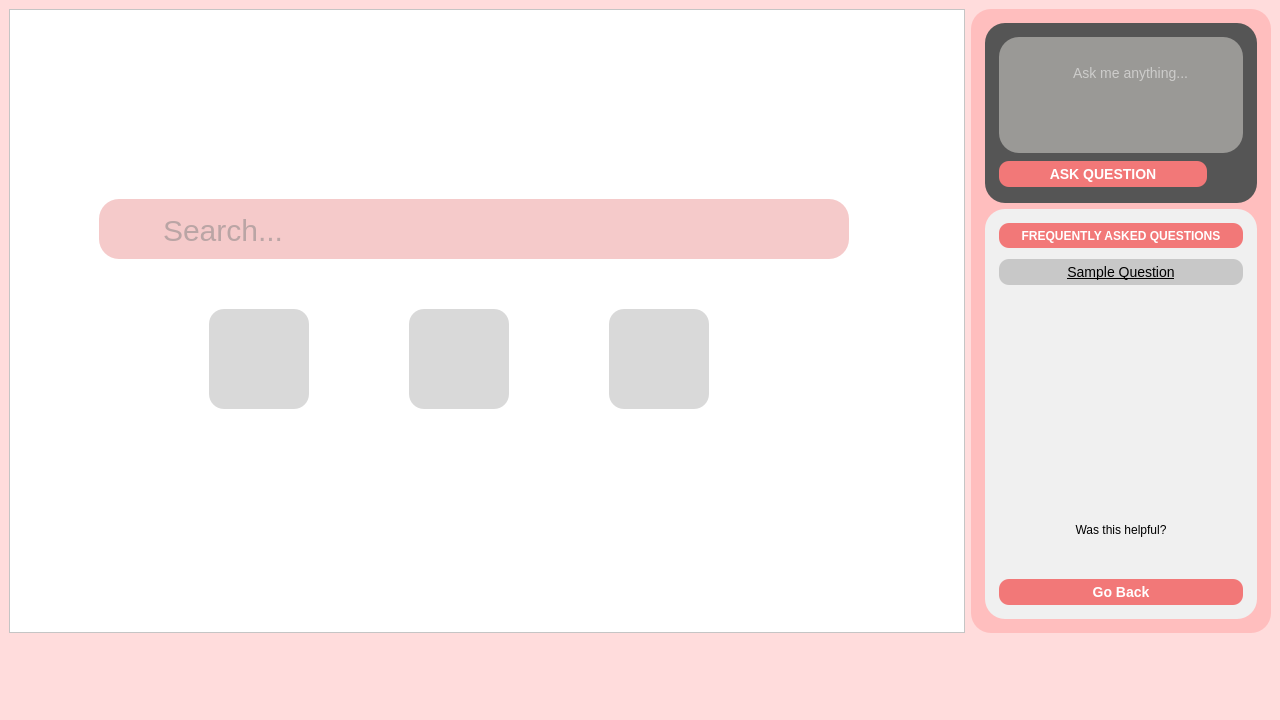
The window that assets/UI/MainPage.ui (AlexShem247/wise-browse) describes before a commit, drawn with Qt 5.
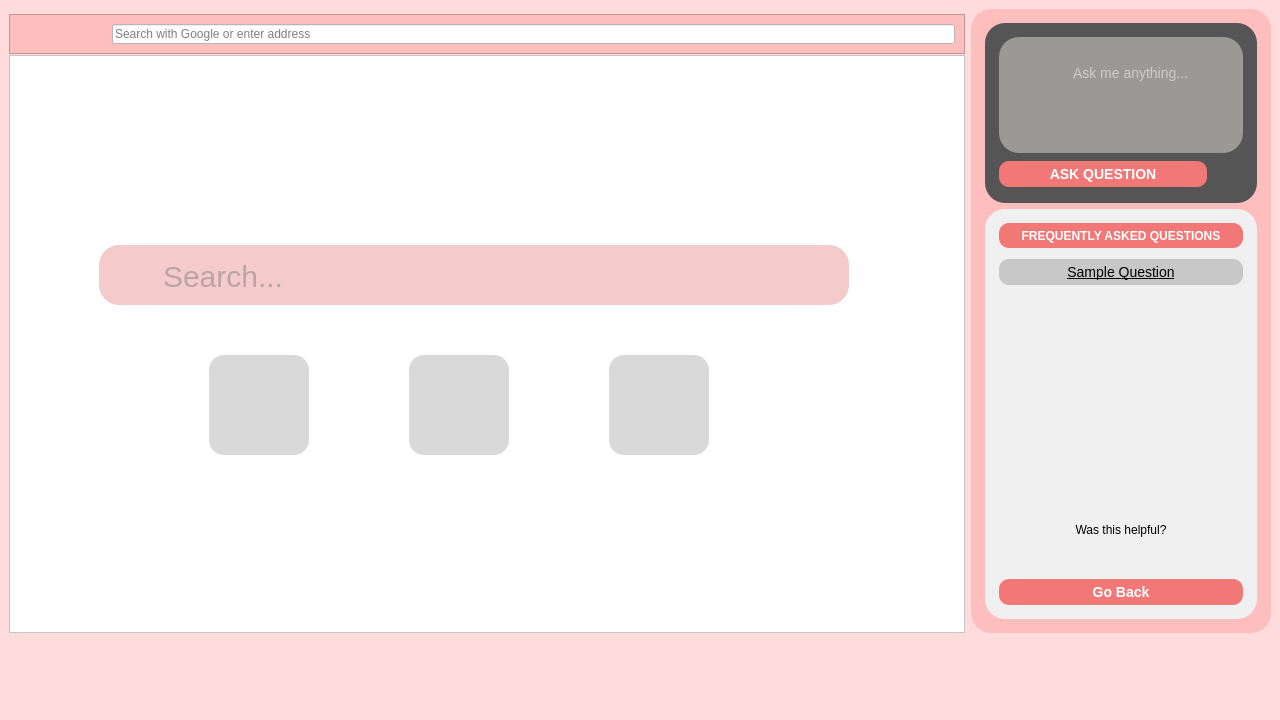
The same window after the commit.

Commit message: [as7322]: WebBrowser.py: Added url, redo and undo buttons

Patch:
```diff
--- a/assets/UI/MainPage.ui
+++ b/assets/UI/MainPage.ui
@@ -25,6 +25,168 @@
         <item>
          <layout class="QVBoxLayout" name="webLayout">
           <item>
+           <layout class="QVBoxLayout" name="verticalLayout_2">
+            <item>
+             <widget class="QFrame" name="toolFrame">
+              <property name="sizePolicy">
+               <sizepolicy hsizetype="Preferred" vsizetype="Fixed">
+                <horstretch>0</horstretch>
+                <verstretch>0</verstretch>
+               </sizepolicy>
+              </property>
+              <property name="minimumSize">
+               <size>
+                <width>0</width>
+                <height>40</height>
+               </size>
+              </property>
+              <property name="maximumSize">
+               <size>
+                <width>16777215</width>
+                <height>30</height>
+               </size>
+              </property>
+              <property name="styleSheet">
+               <string notr="true">background-color:rgb(255, 190, 190);</string>
+              </property>
+              <property name="frameShape">
+               <enum>QFrame::StyledPanel</enum>
+              </property>
+              <property name="frameShadow">
+               <enum>QFrame::Raised</enum>
+              </property>
+              <layout class="QHBoxLayout" name="horizontalLayout_3">
+               <item>
+                <layout class="QHBoxLayout" name="horizontalLayout_2">
+                 <item>
+                  <widget class="QPushButton" name="previousPageBtn">
+                   <property name="minimumSize">
+                    <size>
+                     <width>25</width>
+                     <height>25</height>
+                    </size>
+                   </property>
+                   <property name="maximumSize">
+                    <size>
+                     <width>25</width>
+                     <height>25</height>
+                    </size>
+                   </property>
+                   <property name="layoutDirection">
+                    <enum>Qt::LeftToRight</enum>
+                   </property>
+                   <property name="styleSheet">
+                    <string notr="true">QPushButton {
+    border: none;
+    border-radius: 10px; 
+    background-color: transparent;
+}
+
+QPushButton::icon {
+    padding: 10px; 
+}
+
+QPushButton:hover {
+    background-color: rgb(220, 190, 190);
+}</string>
+                   </property>
+                   <property name="text">
+                    <string/>
+                   </property>
+                  </widget>
+                 </item>
+                 <item>
+                  <widget class="QPushButton" name="nextPageBtn">
+                   <property name="minimumSize">
+                    <size>
+                     <width>25</width>
+                     <height>25</height>
+                    </size>
+                   </property>
+                   <property name="maximumSize">
+                    <size>
+                     <width>25</width>
+                     <height>25</height>
+                    </size>
+                   </property>
+                   <property name="layoutDirection">
+                    <enum>Qt::LeftToRight</enum>
+                   </property>
+                   <property name="styleSheet">
+                    <string notr="true">QPushButton {
+    border: none;
+    border-radius: 10px; 
+    background-color: transparent;
+}
+
+QPushButton::icon {
+    padding: 10px; 
+}
+
+QPushButton:hover {
+    background-color: rgb(220, 190, 190);
+}</string>
+                   </property>
+                   <property name="text">
+                    <string/>
+                   </property>
+                  </widget>
+                 </item>
+                 <item>
+                  <widget class="QPushButton" name="refreshBtn">
+                   <property name="minimumSize">
+                    <size>
+                     <width>25</width>
+                     <height>25</height>
+                    </size>
+                   </property>
+                   <property name="maximumSize">
+                    <size>
+                     <width>25</width>
+                     <height>25</height>
+                    </size>
+                   </property>
+                   <property name="layoutDirection">
+                    <enum>Qt::LeftToRight</enum>
+                   </property>
+                   <property name="styleSheet">
+                    <string notr="true">QPushButton {
+    border: none;
+    border-radius: 10px; 
+    background-color: transparent;
+}
+
+QPushButton::icon {
+    padding: 10px; 
+}
+
+QPushButton:hover {
+    background-color: rgb(220, 190, 190);
+}</string>
+                   </property>
+                   <property name="text">
+                    <string/>
+                   </property>
+                  </widget>
+                 </item>
+                 <item>
+                  <widget class="QLineEdit" name="urlEdit">
+                   <property name="styleSheet">
+                    <string notr="true">background-color:white</string>
+                   </property>
+                   <property name="placeholderText">
+                    <string>Search with Google or enter address</string>
+                   </property>
+                  </widget>
+                 </item>
+                </layout>
+               </item>
+              </layout>
+             </widget>
+            </item>
+            <item>
+             <layout class="QVBoxLayout" name="webLayout_2">
+              <item>
            <widget class="QFrame" name="homeFrame">
             <property name="styleSheet">
              <string notr="true">background-color: white</string>
@@ -187,6 +349,10 @@
           </item>
          </layout>
         </item>
+           </layout>
+          </item>
+         </layout>
+        </item>
         <item>
          <widget class="QFrame" name="aiMenu">
           <property name="minimumSize">
```
Left out of the diff: 9 changed lines with no effect on the pictures. Lines whose indentation alone changed are shown as unchanged. The commit also changes 4 other files.
